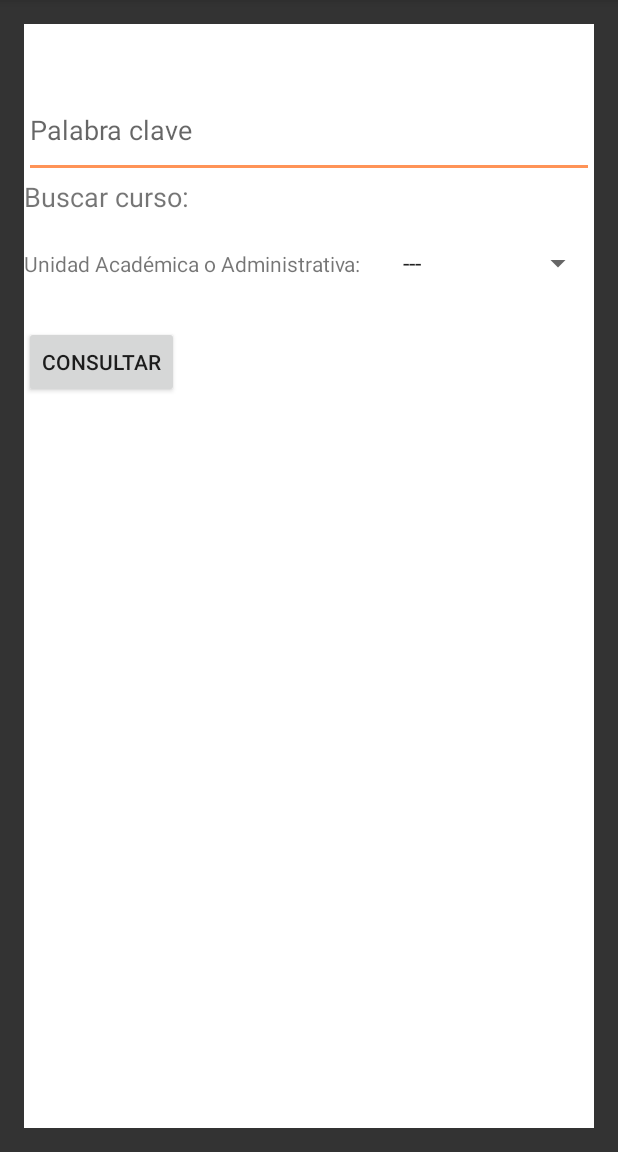
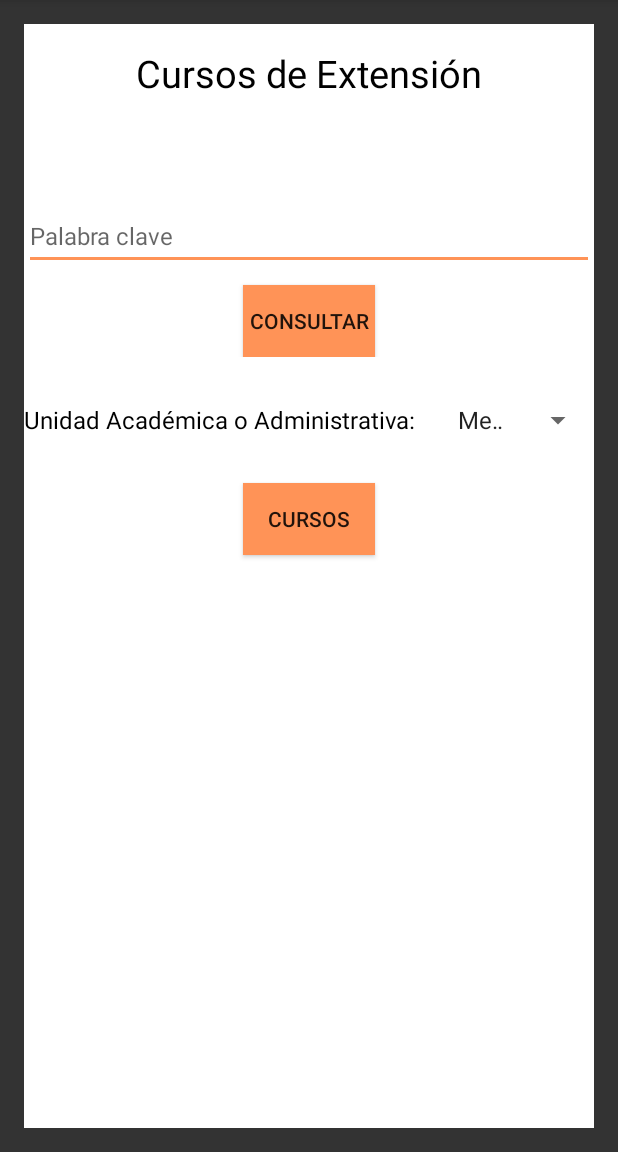
Before and after one commit to mariogarciat/ReuneMobile, an Android app: the ChooseCourse screen opened directly, with no data from a screen before it, on a phone screen of 412 x 824 dp, the part 84-1236 px from its top. Run offline under Robolectric (Android 15) with nearby library versions, the phone set to English and light mode, and no system bars.

```diff
--- a/app/src/main/java/co/edu/udea/reune/reunemovil/ChooseCourse.java
+++ b/app/src/main/java/co/edu/udea/reune/reunemovil/ChooseCourse.java
@@ -2,20 +2,39 @@ package co.edu.udea.reune.reunemovil;
 
 import android.support.v7.app.AppCompatActivity;
 import android.os.Bundle;
+import android.view.View;
+import android.widget.AdapterView;
 import android.widget.ArrayAdapter;
+import android.widget.EditText;
 import android.widget.Spinner;
+import android.widget.Toast;
 
 import java.util.ArrayList;
 import java.util.List;
 
-public class ChooseCourse extends AppCompatActivity {
+public class ChooseCourse extends AppCompatActivity implements AdapterView.OnItemSelectedListener{
+
+    private EditText inputKeyWord;
+    private Spinner inputAcUnit;
+    private String acUnit;
 
     @Override
     protected void onCreate(Bundle savedInstanceState) {
         super.onCreate(savedInstanceState);
         setContentView(R.layout.activity_choose_course);
 
-        List<String> spinnerArray =  new ArrayList<String>();
+        inputKeyWord = (EditText) findViewById(R.id.key_word);
+        inputAcUnit = (Spinner) findViewById(R.id.spinner);
+
+        Spinner spinner = (Spinner) findViewById(R.id.spinner);
+        ArrayAdapter<CharSequence> adapter = ArrayAdapter.createFromResource(this,
+                R.array.planets_array, android.R.layout.simple_spinner_item);
+        adapter.setDropDownViewResource(android.R.layout.simple_spinner_dropdown_item);
+        spinner.setAdapter(adapter);
+        spinner.setOnItemSelectedListener(this);
+
+
+ /*       List<String> spinnerArray =  new ArrayList<String>();
 
         spinnerArray.add("---");
         spinnerArray.add("CORPORACIÓN ACADÉMICA PARA ESTUDIO DE PATOLOGÍAS TROPICALES");
@@ -55,18 +74,43 @@ public class ChooseCourse extends AppCompatActivity {
         spinnerArray.add("VICERRECTORIA DE EXTENSION");
         spinnerArray.add("VICERRECTORIA DE INVESTIGACION");
 
-
-
-
-
-
-
         ArrayAdapter<String> adapter = new ArrayAdapter<String>(
                 this, android.R.layout.simple_spinner_item, spinnerArray);
 
         adapter.setDropDownViewResource(android.R.layout.simple_spinner_dropdown_item);
         Spinner sItems = (Spinner) findViewById(R.id.spinner);
-        sItems.setAdapter(adapter);
+        sItems.setAdapter(adapter);*/
 
     }
+
+
+
+    public void onItemSelected(AdapterView<?> parent, View view, int pos, long id) {
+        // An item was selected. You can retrieve the selected item using
+        // parent.getItemAtPosition(pos)
+        acUnit = parent.getItemAtPosition(pos).toString();
+
+
+    }
+
+    public void onNothingSelected(AdapterView<?> parent) {
+        // Another interface callback
+    }
+
+
+    public void onConsultClick(View v){
+
+        String keyWord = inputKeyWord.getText().toString();
+
+        if(!keyWord.isEmpty()){
+
+        }else {
+            Toast.makeText(getApplicationContext(),"Ingrese palabra clave", Toast.LENGTH_SHORT).show();
+        }
+
+    }
+
+    public void onSearchClick(View v){
+        //String acUnit =  inputAcUnit
+    }
 }
--- a/app/src/main/res/layout/activity_choose_course.xml
+++ b/app/src/main/res/layout/activity_choose_course.xml
@@ -18,25 +18,42 @@
         android:background="#FFF"
         android:orientation="vertical">
 
-        <EditText
-            android:layout_width="fill_parent"
-            android:layout_height="wrap_content"
-            android:id="@+id/editText"
-            android:layout_alignParentTop="true"
-            android:layout_alignParentRight="true"
-            android:layout_alignParentEnd="true"
-            android:layout_marginTop="48dp"
-            android:hint="Palabra clave"
-            android:paddingBottom="20dp"/>
-
         <TextView
             android:layout_width="wrap_content"
             android:layout_height="wrap_content"
-            android:text="Buscar curso:"
-            android:textSize="18dp"
-            android:layout_marginBottom="20dp"
-            android:id="@+id/textView"/>
+            android:text="Cursos de Extensión"
+            android:textColor="@android:color/black"
+            android:textSize="25dp"
+            android:layout_gravity="center_horizontal"
+            android:layout_marginTop="15dp"/>
 
+        <LinearLayout
+            android:layout_width="match_parent"
+            android:layout_height="wrap_content"
+            android:orientation="vertical"
+            android:layout_marginTop="30dp"
+            android:layout_marginBottom="30dp">
+
+            <EditText
+                android:layout_width="fill_parent"
+                android:layout_height="wrap_content"
+                android:id="@+id/key_word"
+                android:layout_marginTop="40dp"
+                android:textSize="16dp"
+                android:hint="Palabra clave"
+                android:paddingBottom="12dp"/>
+
+            <Button
+                android:layout_width="wrap_content"
+                android:layout_height="wrap_content"
+                android:text="Consultar"
+                android:background="#ff9357"
+                android:id="@+id/btnConsult"
+                android:layout_marginTop="10dp"
+                android:layout_gravity="center_horizontal"
+                android:onClick="onConsultClick"/>
+
+        </LinearLayout>
 
         <LinearLayout
             android:layout_width="wrap_content"
@@ -47,9 +64,11 @@
             <TextView
                 android:layout_width="wrap_content"
                 android:layout_height="wrap_content"
+                android:textColor="@android:color/black"
                 android:text="Unidad Académica o Administrativa:"
                 android:layout_marginRight="20dp"
-                android:id="@+id/textView2"/>
+                android:id="@+id/ac_unit"
+                android:textSize="16dp"/>
 
             <Spinner
                 android:layout_width="wrap_content"
@@ -61,11 +80,12 @@
         <Button
             android:layout_width="wrap_content"
             android:layout_height="wrap_content"
-            android:text="Consultar"
-            android:id="@+id/button"
-            android:layout_alignParentBottom="true"
-            android:layout_centerHorizontal="true"
-            android:layout_marginBottom="40dp" />
+            android:text="Cursos"
+            android:id="@+id/btnSearch"
+            android:background="#ff9357"
+            android:layout_gravity="center_horizontal"
+            android:layout_marginBottom="40dp"
+            android:onClick="onSearchClick"/>
 
 
 
--- a/app/src/main/res/values/strings.xml
+++ b/app/src/main/res/values/strings.xml
@@ -1,3 +1,15 @@
 <resources>
     <string name="app_name">ReuneMovil</string>
+
+    <string-array name="planets_array">
+        <item>Mercury</item>
+        <item>Venus</item>
+        <item>Earth</item>
+        <item>Mars</item>
+        <item>Jupiter</item>
+        <item>Saturn</item>
+        <item>Uranus</item>
+        <item>Neptune</item>
+    </string-array>
+
 </resources>
```
